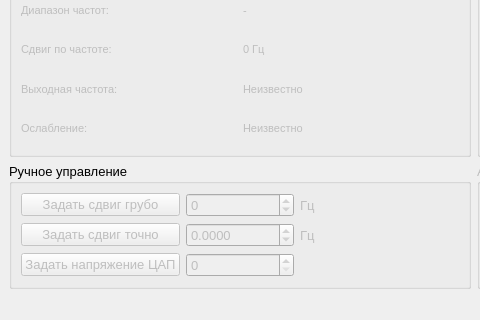
Qt form Design.ui (notiel/bausint) before a commit; both pictures show x 0 to 480 and y 284 to 604 of the 948 by 604 pixel window.
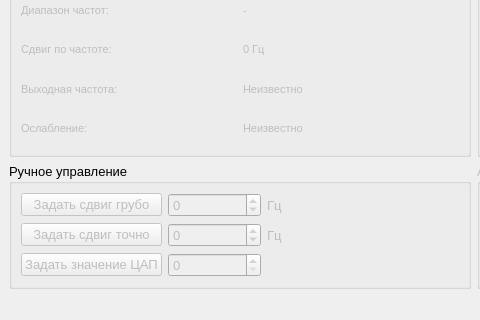
The same form after that commit.

Commit message: dac selection is added

Diff of the .ui file:
```diff
--- a/Design.ui
+++ b/Design.ui
@@ -499,7 +499,7 @@
           </font>
          </property>
          <property name="text">
-          <string>Задать напряжение ЦАП</string>
+          <string>Задать значение ЦАП</string>
          </property>
         </widget>
        </item>
@@ -554,21 +554,15 @@
         </widget>
        </item>
        <item row="2" column="1">
-        <widget class="QDoubleSpinBox" name="SpinFine">
+        <widget class="QSpinBox" name="SpinFine">
          <property name="enabled">
           <bool>false</bool>
          </property>
-         <property name="decimals">
-          <number>4</number>
-         </property>
          <property name="minimum">
-          <double>-1200000.000000000000000</double>
+          <number>-3500</number>
          </property>
          <property name="maximum">
-          <double>19.000000000000000</double>
-         </property>
-         <property name="singleStep">
-          <double>0.100000000000000</double>
+          <number>3500</number>
          </property>
         </widget>
        </item>
```
The commit also changes 2 other files.
